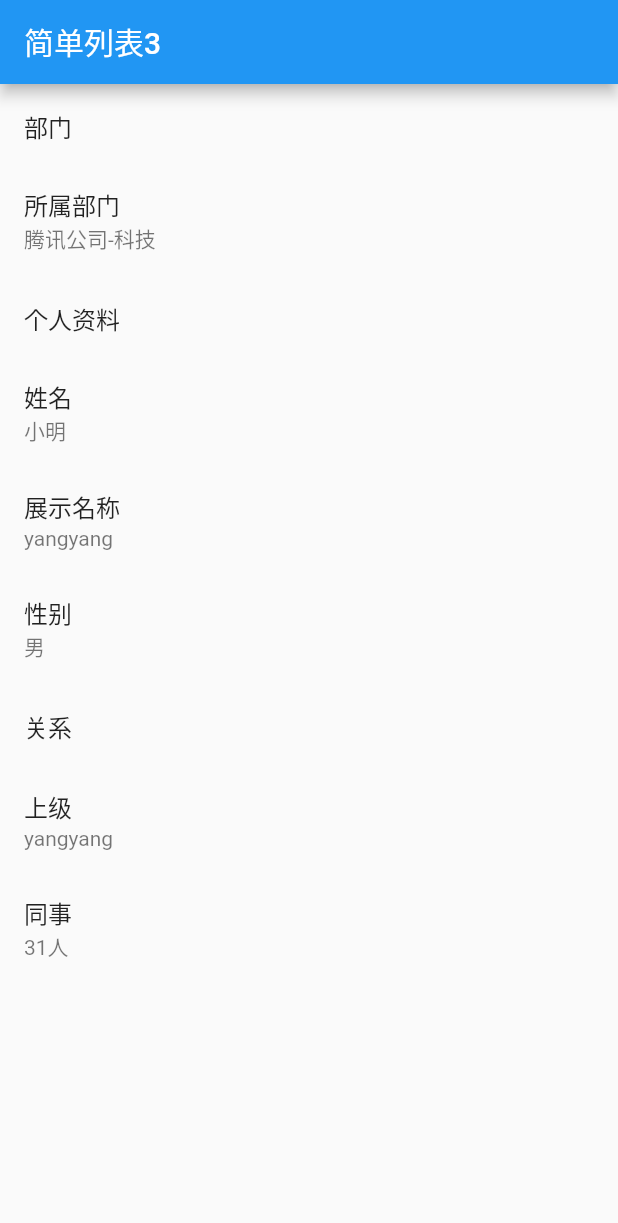
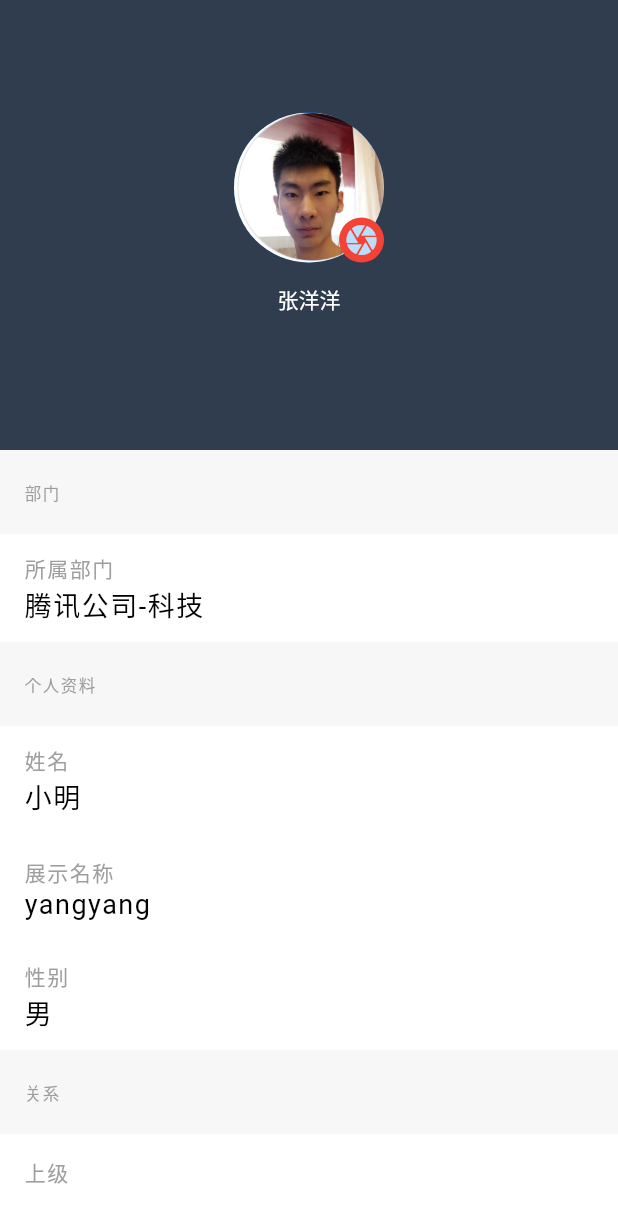
Before and after one commit to yangyangDeveloper/FlutterOwn, a Flutter app: the screen it shows after launch, on a phone screen of 412 x 824 dp. Shown: the top 1223 px of the screen. Run offline on Flutter 3.47's test engine with Material 2 defaults, Android fonts, the phone set to English and light mode, and no system bars.

Commit message:
练手列表

```diff
--- /dev/null
+++ b/flutter_zyy/lib/Solution1.dart
@@ -0,0 +1,39 @@
+
+import 'dart:ui';
+import 'package:flutter/cupertino.dart';
+import 'package:flutter/material.dart';
+
+//  更新 widget
+class Solution1 extends StatefulWidget {
+  const Solution1({Key? key}) : super(key: key);
+
+  @override
+  _Solution1State createState() => _Solution1State();
+}
+
+class _Solution1State extends State<Solution1> {
+
+  int _pressedCount = 0;
+
+  @override
+  Widget build(BuildContext context) {
+    return Scaffold(
+      appBar: AppBar(
+          title: Text('samele app'),
+      ),
+      body: Center(
+        child: CupertinoButton(
+          onPressed: () {
+            setState(() {
+              _pressedCount += 1;
+            });
+          },
+          child: Text('hello'),
+          padding: EdgeInsets.only(left: 100, right: 10),
+          color: Colors.red,
+
+        ),
+      ),
+    );
+  }
+}
--- a/flutter_zyy/lib/list1.dart
+++ b/flutter_zyy/lib/list1.dart
@@ -12,7 +12,6 @@ class list1 extends StatelessWidget {
         title: Text('简单列表1'),
       ),
       body: ListView.builder(
-
         itemCount: 10,
         itemBuilder: (context, index) {
           print(index);
--- a/flutter_zyy/lib/list3.dart
+++ b/flutter_zyy/lib/list3.dart
@@ -19,8 +19,34 @@ class MessageItem implements ListItem {
   MessageItem(this.title, this.body);
 }
 
+class Box extends StatelessWidget {
+
+  String index = '1';
+
+  Box(String index) {
+    this.index = index;
+  }
+  @override
+  Widget build(BuildContext context) {
+    return Container(
+      width: 200,
+      height: 50,
+      decoration: BoxDecoration (
+        color: Colors.transparent,
+      ),
+      alignment: Alignment.center,
+      child: Text(
+          index,
+          style: TextStyle(
+            color: Colors.white,
+             fontSize: 14,
+          ),
+      ),
+    );
+  }
+}
+
 class list3 extends StatelessWidget {
-
   list3({Key? key}) : super(key: key);
 
   List<ListItem> items = [
@@ -31,45 +57,146 @@ class list3 extends StatelessWidget {
     MessageItem('展示名称', 'yangyang'),
     MessageItem('性别', '男'),
     HeadingItem('关系'),
-    MessageItem('上级', 'yangyang'),
+    MessageItem('上级', ''),
     MessageItem('同事', '31人'),
   ];
 
+  // 头部
+  Widget _headingItem(BuildContext context, int index) {
+    final item = items[index];
 
-  // final items = List<ListItem>.generate( 9, (index)
-  //     HeadingItem('部门')，
-  //     MessageItem("Sender 1", "Message body 1"),
-  //
-  // // );
-  //
-  //   _cellForRow(BuildContext context, int index) {
-  //
-  //   }
+    if (item is HeadingItem) {
+      return Container (
+        //height: 40,
+        alignment: Alignment.center,
+        decoration: const BoxDecoration(
+            color: Color.fromARGB(255, 247, 247, 247),
+        ),
+        child: ListTile(
+            // 其实有默认值 好像是15
+            //contentPadding: EdgeInsets.symmetric(horizontal: 0),
+            textColor: Colors.red,
+            title: Text(
+              item.heading,
+              style: TextStyle(
+                  color: Colors.grey,
+                  fontSize: 11,
+                  letterSpacing: 1
+              ),
+            ),
+          ),
+        );
+    }
+    return Container();
+  }
+
+  // 内容
+  Widget _messageItem(BuildContext context, int index) {
+    final item = items[index];
+    if (item is MessageItem) {
+      return  Container(
+        //height: 100,
+        //alignment: Alignment.center,
+        decoration: BoxDecoration(
+          color: Colors.white
+        ),
+        child: ListTile(
+          title: Text(item.title,
+            style: TextStyle(
+                color: Colors.grey,
+                fontSize: 14,
+                letterSpacing: 1
+            ),
+          ),
+          subtitle: Text(item.body,
+            style: TextStyle(
+                color: Colors.black,
+                fontSize: 18,
+                letterSpacing: 1
+            ),
+          ),
+        ),
+      );
+    }
+    return Container();
+  }
+
+  // 头像
+  Widget _iconItem(){
+
+    return CircleAvatar (
+      radius: 50,
+      backgroundImage: AssetImage("assets/16502640932167.jpg"),
+      child: Stack(
+        children: [
+          Align (
+            alignment: Alignment.bottomRight,
+            child: CircleAvatar(
+              radius: 15,
+              backgroundColor: Colors.red,
+              child: Icon(Icons.camera),
+            ),
+          ),
+        ],
+      ),
+    );
+  }
 
   @override
   Widget build(BuildContext context) {
+
+    final size = MediaQuery.of(context).size;
+    final width = size.width;
+    final height = size.height;
+    print('width is $width; height is $height');
+    Color c1 = Color.fromARGB(255, 48, 61, 79);
+
     return MaterialApp(
         title: "1111",
         home: Scaffold(
-        appBar: AppBar(
-          title: Text('简单列表3'),
+            appBar: null,
+            body: Padding (
+              padding: const EdgeInsets.fromLTRB(0, 0, 0, 0),
+              child: Column (
+                mainAxisAlignment: MainAxisAlignment.start,
+                children: <Widget> [
+                  Container(
+                    decoration: BoxDecoration(
+                        color: c1,
                     ),
-        body: ListView.builder(
+                    width: width,
+                    height: 300,
+                    child: Column(
+                      mainAxisAlignment: MainAxisAlignment.center,
+                      children: [
+                        _iconItem(),
+                        Box('张洋洋'),
+                        ],
+                      ),
+                    ),
+                  //Divider(height: 100,color: Colors.white),
+                  Expanded(  //解决 Column 中包含ListView 和其他 Container时候  ListView不显示的问题
+                    flex: 1,
+                    child: MediaQuery.removePadding( //解决listview顶部有个空白的问题。ListView 上默认的的 top-padding
+                      context: context,
+                      removeTop: true,
+                      child: ListView.builder(
                         itemCount: items.length,
-          itemBuilder: (context, index) {
+                        itemBuilder: (BuildContext context, int index) {
                           final item = items[index];
                           if (item is HeadingItem) {
-              return ListTile(
-                title: Text(item.heading),
-              );
-            } else if (item is MessageItem) {
-                 return ListTile(
-                   title: Text(item.title),
-                   subtitle: Text(item.body),
-                 );
+                            return _headingItem(context, index);
                           }
-            return ListTile(title: Text('默认'));
+                          else if (item is MessageItem) {
+                            return _messageItem(context, index);
                           }
+                          return Container();
+                        },
+                      ),
+                    ),
+                  ),
+                ],
+              ),
             )
         )
     );
--- a/flutter_zyy/lib/main.dart
+++ b/flutter_zyy/lib/main.dart
@@ -1,9 +1,12 @@
 import 'package:flutter/material.dart';
 import 'package:flutter_zyy/list3.dart';
+import 'package:flutter_zyy/solution2.dart';
 import 'cardpage.dart';
 import 'package:flutter_zyy/list1.dart';
 import 'personinfolist.dart';
 import 'list2.dart';
+import 'uidemo1.dart';
+import 'package:flutter_zyy/Solution1.dart';
 
 void main() {
   runApp(const MyApp());
--- /dev/null
+++ b/flutter_zyy/lib/solution2.dart
@@ -0,0 +1,2 @@
+import 'package:flutter/cupertino.dart';
+import 'package:flutter/material.dart';
--- /dev/null
+++ b/flutter_zyy/lib/uidemo1.dart
@@ -0,0 +1,36 @@
+import 'package:flutter/material.dart';
+
+// 更新widgets
+class uidemo1 extends StatefulWidget {
+  const uidemo1({Key? key}) : super(key: key);
+
+  @override
+  _uidemo1State createState() => _uidemo1State();
+}
+
+class _uidemo1State extends State<uidemo1> {
+
+  // 设置默认字体
+  String textToShow = "i like you";
+  void _updateText() {
+    setState(() {
+      textToShow = "you like me";
+    });
+  }
+  @override
+  Widget build(BuildContext context) {
+    return Scaffold(
+      appBar: AppBar(
+        title: Text('statefulwidget'),
+      ),
+      body: Center(
+        child: Text(textToShow),
+      ),
+      floatingActionButton: FloatingActionButton(
+        onPressed: _updateText,
+        tooltip: 'update text',
+        child: const Icon(Icons.update),
+      ),
+    );
+  }
+}
```
Also changed, not shown: flutter_zyy/lib/personinfolist.dart (+6 -10 lines). Lines whose indentation alone changed are shown as unchanged.
